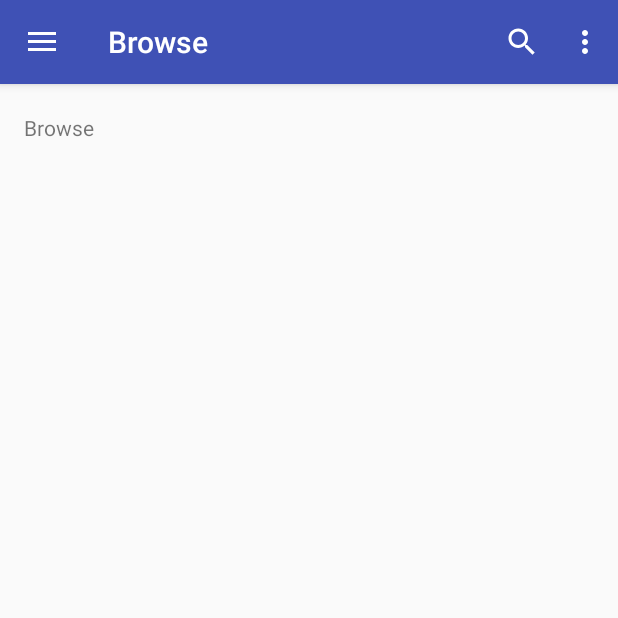
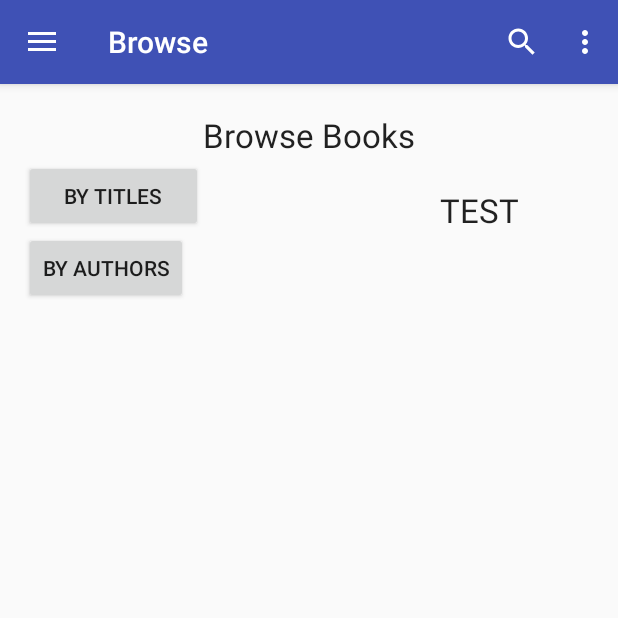
Before and after one commit to Edmond-Wu/Android-Books, an Android app: the screen it shows after launch (MainMenu), after a tap on "Browse", on a phone screen of 412 x 824 dp, the top half of it. Run offline under Robolectric (Android 15) with nearby library versions, the phone set to English and light mode, and no system bars; 1 other tap on this screen came first.

Commit message:
added browse xml buttons

```diff
--- a/book/app/src/main/java/com/vincentxie/book/controller/Browse.java
+++ b/book/app/src/main/java/com/vincentxie/book/controller/Browse.java
@@ -21,6 +21,14 @@ public class Browse extends Fragment {
 
     }
 
+    public void sortTitles(View view) {
+        System.out.println("Test");
+    }
+
+    public void sortAuthors(View view) {
+
+    }
+
     @Nullable
     @Override
     public View onCreateView(LayoutInflater inflater, ViewGroup container, Bundle savedInstanceState) {
--- a/book/app/src/main/res/layout/browse.xml
+++ b/book/app/src/main/res/layout/browse.xml
@@ -3,7 +3,7 @@
     xmlns:app="http://schemas.android.com/apk/res-auto"
     xmlns:tools="http://schemas.android.com/tools"
     android:layout_width="match_parent"
-    android:layout_height="match_parent"
+    android:layout_height="wrap_content"
     android:paddingBottom="@dimen/activity_vertical_margin"
     android:paddingLeft="@dimen/activity_horizontal_margin"
     android:paddingRight="@dimen/activity_horizontal_margin"
@@ -14,6 +14,47 @@
     <TextView
         android:layout_width="wrap_content"
         android:layout_height="wrap_content"
-        android:text="Browse"
-        android:id="@+id/hello" />
+        android:textAppearance="?android:attr/textAppearanceLarge"
+        android:text="Browse Books"
+        android:id="@+id/browseBooks"
+        android:layout_centerHorizontal="true" />
+
+    <CheckBox
+        android:layout_width="wrap_content"
+        android:layout_height="wrap_content"
+        android:text="New CheckBox"
+        android:id="@+id/checkBox"
+        android:layout_alignParentTop="true"
+        android:layout_alignParentStart="true"
+        android:layout_marginStart="644dp"
+        android:layout_marginTop="95dp" />
+
+    <Button
+        android:layout_width="wrap_content"
+        android:layout_height="wrap_content"
+        android:text="By Titles"
+        android:id="@+id/titles"
+        android:layout_above="@+id/authors"
+        android:layout_alignParentStart="true"
+        android:layout_toStartOf="@+id/browseBooks"
+        android:onClick="sortTitles"/>
+
+    <Button
+        android:layout_width="wrap_content"
+        android:layout_height="wrap_content"
+        android:text="By Authors"
+        android:id="@+id/authors"
+        android:layout_alignBottom="@+id/checkBox"
+        android:layout_alignParentStart="true"
+        android:onClick="sortAuthors"/>
+
+    <TextView
+        android:layout_width="wrap_content"
+        android:layout_height="wrap_content"
+        android:textAppearance="?android:attr/textAppearanceLarge"
+        android:text="TEST"
+        android:id="@+id/textView"
+        android:layout_alignBottom="@+id/titles"
+        android:layout_alignParentEnd="true"
+        android:layout_marginEnd="50dp" />
 </RelativeLayout>
```
